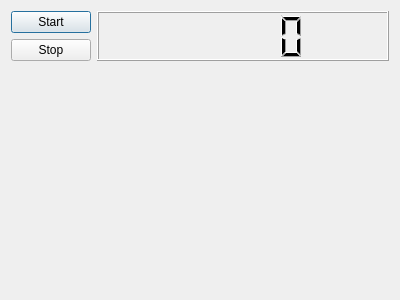
Before: the Qt Designer form stoper.ui in Adam9909/Projekt-wlasciwy, drawn with Qt 5.
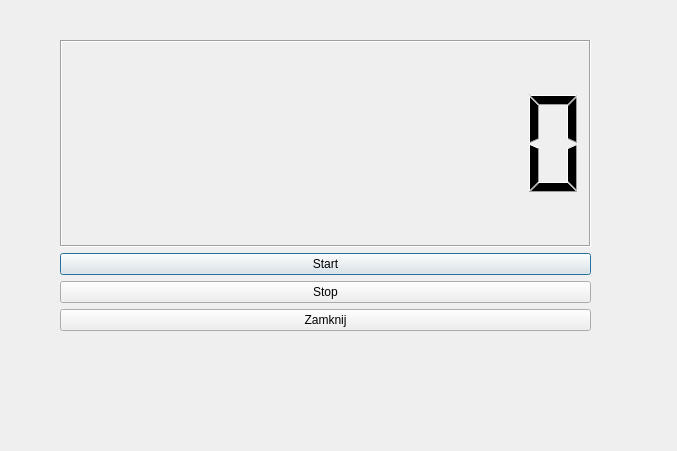
After: the same form once the commit is applied.

Diff of the .ui file:
```diff
--- a/stoper.ui
+++ b/stoper.ui
@@ -6,46 +6,59 @@
    <rect>
     <x>0</x>
     <y>0</y>
-    <width>400</width>
-    <height>300</height>
+    <width>677</width>
+    <height>451</height>
    </rect>
   </property>
   <property name="windowTitle">
    <string>Dialog</string>
   </property>
-  <layout class="QFormLayout" name="formLayout">
-   <item row="0" column="0">
-    <layout class="QGridLayout" name="gridLayout">
-     <item row="0" column="0">
+  <widget class="QWidget" name="">
+   <property name="geometry">
+    <rect>
+     <x>60</x>
+     <y>40</y>
+     <width>531</width>
+     <height>291</height>
+    </rect>
+   </property>
+   <layout class="QVBoxLayout" name="verticalLayout">
+    <item>
+     <widget class="QLCDNumber" name="lcdNumber">
+      <property name="frameShadow">
+       <enum>QFrame::Sunken</enum>
+      </property>
+      <property name="digitCount">
+       <number>9</number>
+      </property>
+     </widget>
+    </item>
+    <item>
       <widget class="QPushButton" name="startstoper">
        <property name="text">
         <string>Start</string>
        </property>
-      </widget>
-     </item>
-     <item row="1" column="0">
+      <property name="autoRepeat">
+       <bool>false</bool>
+      </property>
+     </widget>
+    </item>
+    <item>
       <widget class="QPushButton" name="stopstoper">
        <property name="text">
         <string>Stop</string>
        </property>
       </widget>
      </item>
-    </layout>
-   </item>
-   <item row="0" column="1">
-    <widget class="QLCDNumber" name="lcdNumber">
-     <property name="smallDecimalPoint">
-      <bool>false</bool>
-     </property>
-     <property name="segmentStyle">
-      <enum>QLCDNumber::Filled</enum>
-     </property>
-     <property name="value" stdset="0">
-      <double>0.000000000000000</double>
-     </property>
+    <item>
+     <widget class="QPushButton" name="pushButton">
+      <property name="text">
+       <string>Zamknij</string>
+      </property>
     </widget>
    </item>
   </layout>
+  </widget>
  </widget>
  <resources/>
  <connections/>
```
Left out of the diff: 22 changed lines with no effect on the pictures. Lines whose indentation alone changed are shown as unchanged.
